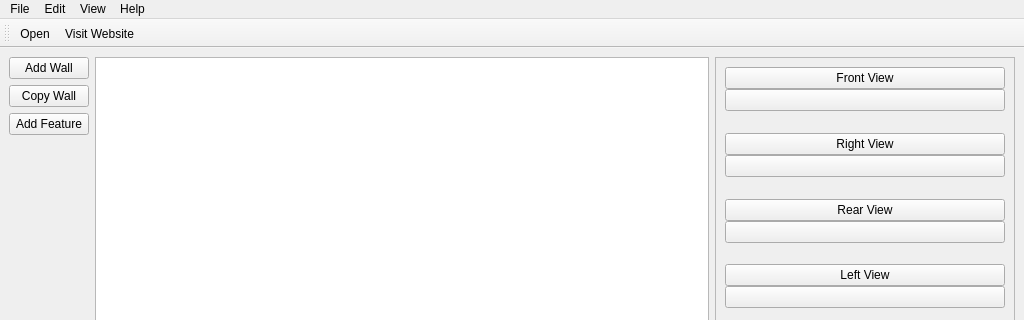
Before: the Qt Designer form mainwindow.ui in penguintutor/lc-building, drawn with Qt 5; both pictures show x 0 to 1024 and y 0 to 320 of the 1024 by 678 pixel window.
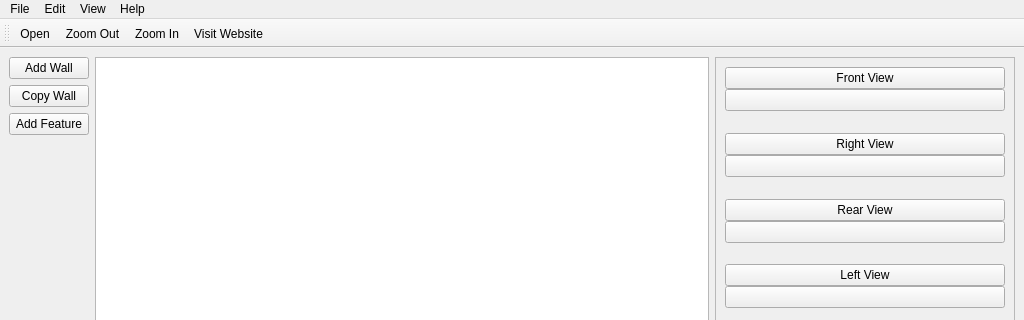
After: the same form once the commit is applied. Icons and pictures are not drawn.

Commit message: Display primary scene and add zoom

The edit to the form file:
```diff
--- a/mainwindow.ui
+++ b/mainwindow.ui
@@ -395,6 +395,8 @@
     <bool>false</bool>
    </attribute>
    <addaction name="actionOpen"/>
+   <addaction name="actionZoom_Out"/>
+   <addaction name="actionZoom_In"/>
    <addaction name="actionVisit_Website"/>
   </widget>
   <action name="actionExit">
@@ -459,6 +461,27 @@
     <string>Add Wall</string>
    </property>
   </action>
+  <action name="actionDefault">
+   <property name="text">
+    <string>Default</string>
+   </property>
+  </action>
+  <action name="actionZoom_Out">
+   <property name="icon">
+    <iconset theme="zoom-out"/>
+   </property>
+   <property name="text">
+    <string>Zoom Out</string>
+   </property>
+  </action>
+  <action name="actionZoom_In">
+   <property name="icon">
+    <iconset theme="zoom-in"/>
+   </property>
+   <property name="text">
+    <string>Zoom In</string>
+   </property>
+  </action>
  </widget>
  <resources>
   <include location="resources.qrc"/>
```
Left out of the diff: 16 changed lines with no effect on the pictures. Lines whose indentation alone changed are shown as unchanged. The commit also changes 8 other files.
